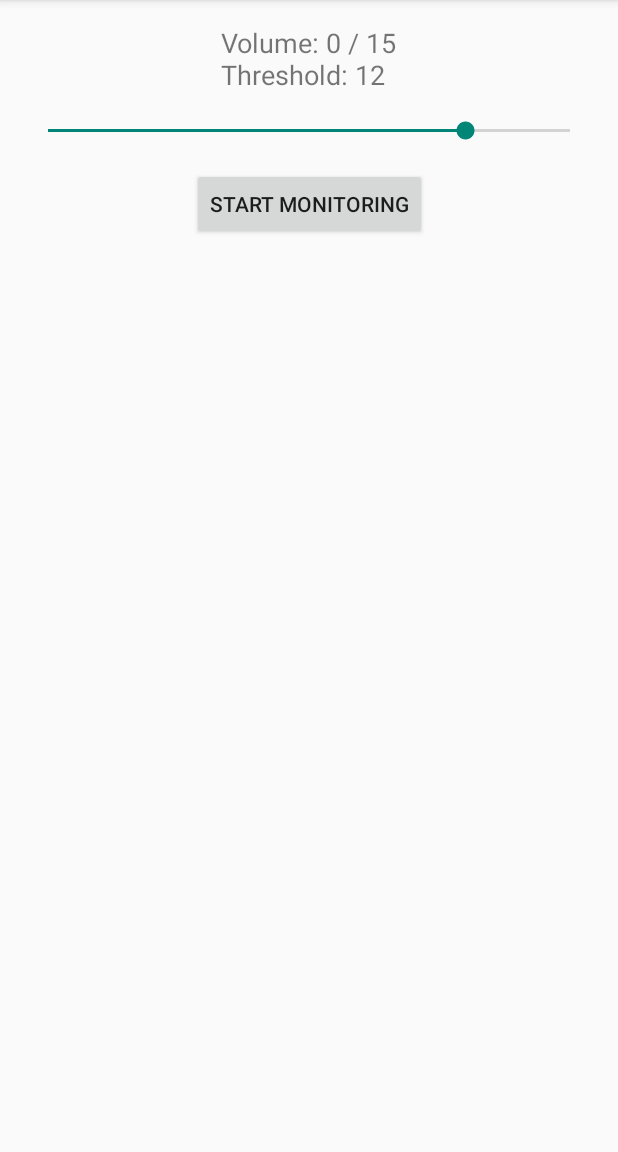
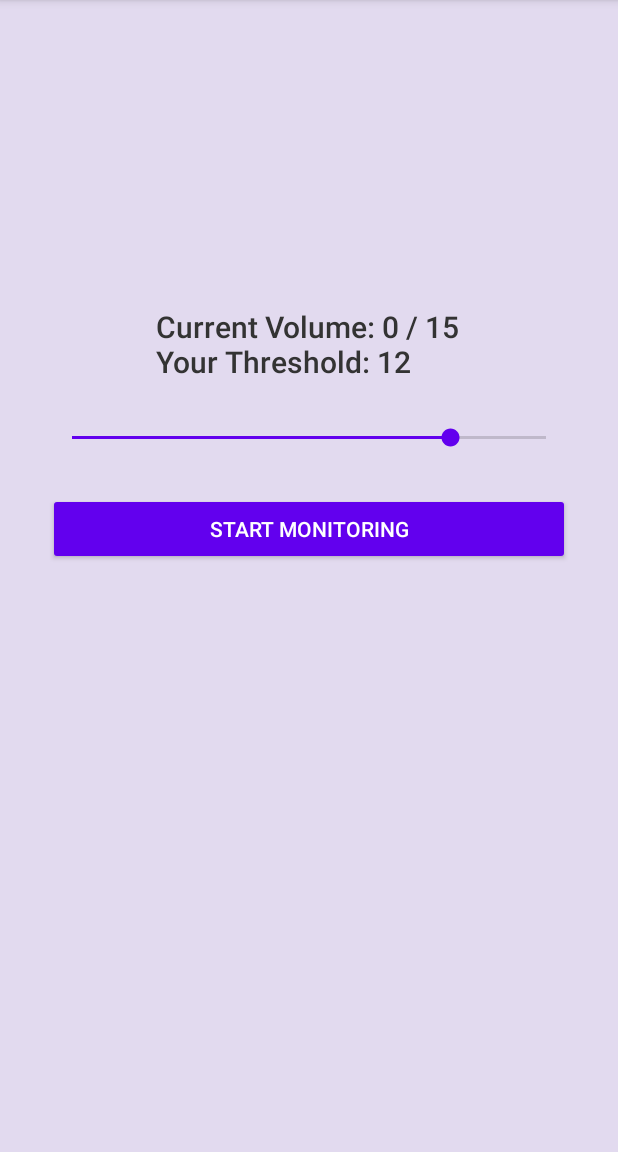
Before and after one commit to anika-rad/SafeVolume, an Android app built with Jetpack Compose: the screen it shows after launch (MainActivity), on a phone screen of 412 x 824 dp, the part 84-1236 px from its top. Run offline under Robolectric (Android 15) with nearby library versions, the phone set to English and light mode, and no system bars.

Commit message:
Updated UI design to a purple theme.

```diff
--- a/app/src/main/AndroidManifest.xml
+++ b/app/src/main/AndroidManifest.xml
@@ -15,7 +15,7 @@
         android:roundIcon="@mipmap/ic_launcher_round"
         android:supportsRtl="true"
         android:theme="@style/Theme.AppCompat.Light"
-        tools:targetApi="31">
+        tools:targetApi="35">
 
         <activity
             android:name=".MainActivity"
--- a/app/src/main/java/com/example/myapplication/MainActivity.kt
+++ b/app/src/main/java/com/example/myapplication/MainActivity.kt
@@ -57,7 +57,7 @@ class MainActivity : AppCompatActivity() {
 
     private fun updateVolumeText() {
         val currentVolume = audioManager.getStreamVolume(AudioManager.STREAM_MUSIC)
-        volumeText.text = "Volume: $currentVolume / ${thresholdSeekBar.max}\nThreshold: $loudThreshold"
+        volumeText.text = "Current Volume: $currentVolume / ${thresholdSeekBar.max}\nYour Threshold: $loudThreshold"
     }
 
     private fun toggleMonitoring() {
@@ -87,7 +87,7 @@ class MainActivity : AppCompatActivity() {
     private fun showLoudAlert() {
         AlertDialog.Builder(this)
             .setTitle("Volume Alert")
-            .setMessage("The music is too loud! Please lower the volume.")
+            .setMessage("Your media is too loud! Please lower the volume.")
             .setPositiveButton("OK") { dialog, _ -> dialog.dismiss() }
             .show()
     }
--- a/app/src/main/res/layout/activity_main.xml
+++ b/app/src/main/res/layout/activity_main.xml
@@ -4,38 +4,59 @@
     xmlns:tools="http://schemas.android.com/tools"
     android:layout_width="match_parent"
     android:layout_height="match_parent"
+    android:background="#2A673AB7"
     tools:context=".MainActivity">
+
+    <!-- Current Volume Text -->
+
+    <!-- SeekBar for Threshold -->
 
     <TextView
         android:id="@+id/volumeText"
         android:layout_width="wrap_content"
         android:layout_height="wrap_content"
-        android:text="Volume: "
-        android:textSize="18sp"
+        android:layout_marginTop="204dp"
+        android:fontFamily="sans-serif-medium"
+        android:text="Current Volume: "
+        android:textColor="#333333"
+        android:textSize="20sp"
+        app:layout_constraintEnd_toEndOf="parent"
+        app:layout_constraintHorizontal_bias="0.498"
+        app:layout_constraintStart_toStartOf="parent"
         app:layout_constraintTop_toTopOf="parent"
+        tools:ignore="HardcodedText" />
+
+    <Button
+        android:id="@+id/monitorButton"
+        android:layout_width="0dp"
+        android:layout_height="wrap_content"
+        android:layout_marginStart="32dp"
+        android:layout_marginTop="28dp"
+        android:layout_marginEnd="32dp"
+        android:backgroundTint="#6200EE"
+        android:text="Start Monitoring"
+        android:textColor="#FFFFFF"
+        app:layout_constraintEnd_toEndOf="parent"
+        app:layout_constraintHorizontal_bias="0.0"
         app:layout_constraintStart_toStartOf="parent"
-        app:layout_constraintEnd_toEndOf="parent"
-        android:layout_marginTop="16dp" />
+        app:layout_constraintTop_toBottomOf="@id/thresholdSeekBar"
+        tools:ignore="HardcodedText,VisualLintButtonSize" />
 
     <SeekBar
         android:id="@+id/thresholdSeekBar"
         android:layout_width="0dp"
         android:layout_height="wrap_content"
-        app:layout_constraintTop_toBottomOf="@id/volumeText"
+        android:layout_marginStart="32dp"
+        android:layout_marginTop="28dp"
+        android:layout_marginEnd="32dp"
+        android:max="15"
+        android:progressTint="#6200EE"
+        android:thumbTint="#6200EE"
+        app:layout_constraintEnd_toEndOf="parent"
+        app:layout_constraintHorizontal_bias="0.0"
         app:layout_constraintStart_toStartOf="parent"
-        app:layout_constraintEnd_toEndOf="parent"
-        android:layout_marginStart="16dp"
-        android:layout_marginEnd="16dp"
-        android:layout_marginTop="16dp" />
+        app:layout_constraintTop_toBottomOf="@id/volumeText" />
 
-    <Button
-        android:id="@+id/monitorButton"
-        android:layout_width="wrap_content"
-        android:layout_height="wrap_content"
-        android:text="Start Monitoring"
-        app:layout_constraintTop_toBottomOf="@id/thresholdSeekBar"
-        app:layout_constraintStart_toStartOf="parent"
-        app:layout_constraintEnd_toEndOf="parent"
-        android:layout_marginTop="16dp" />
+    <!-- Button to Start Monitoring -->
 
 </androidx.constraintlayout.widget.ConstraintLayout>
--- a/app/src/main/res/values/themes.xml
+++ b/app/src/main/res/values/themes.xml
@@ -1,5 +1,5 @@
 <?xml version="1.0" encoding="utf-8"?>
 <resources>
 
-    <style name="Theme.MyApplication" parent="android:Theme.Material.Light.NoActionBar" />
+    <style name="Theme.SafeVolume" parent="android:Theme.Material.Light.DialogWhenLarge.DarkActionBar" />
 </resources>
```
Also changed, not shown: app/src/main/res/values/styles.xml (+19 -3 lines).
